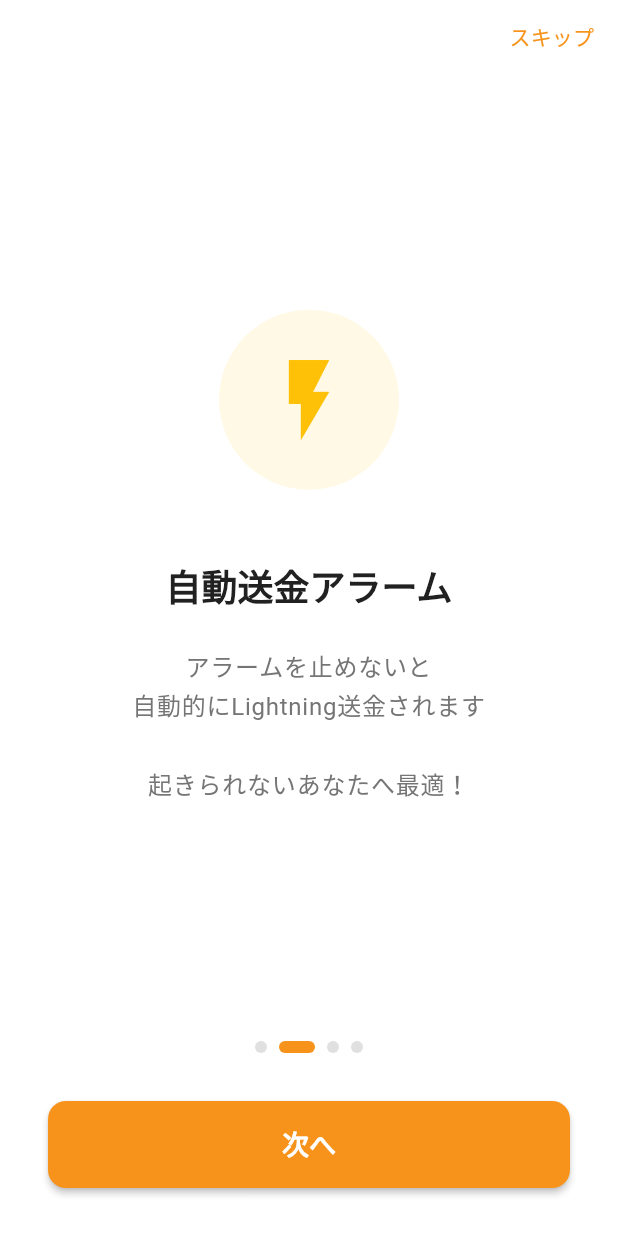
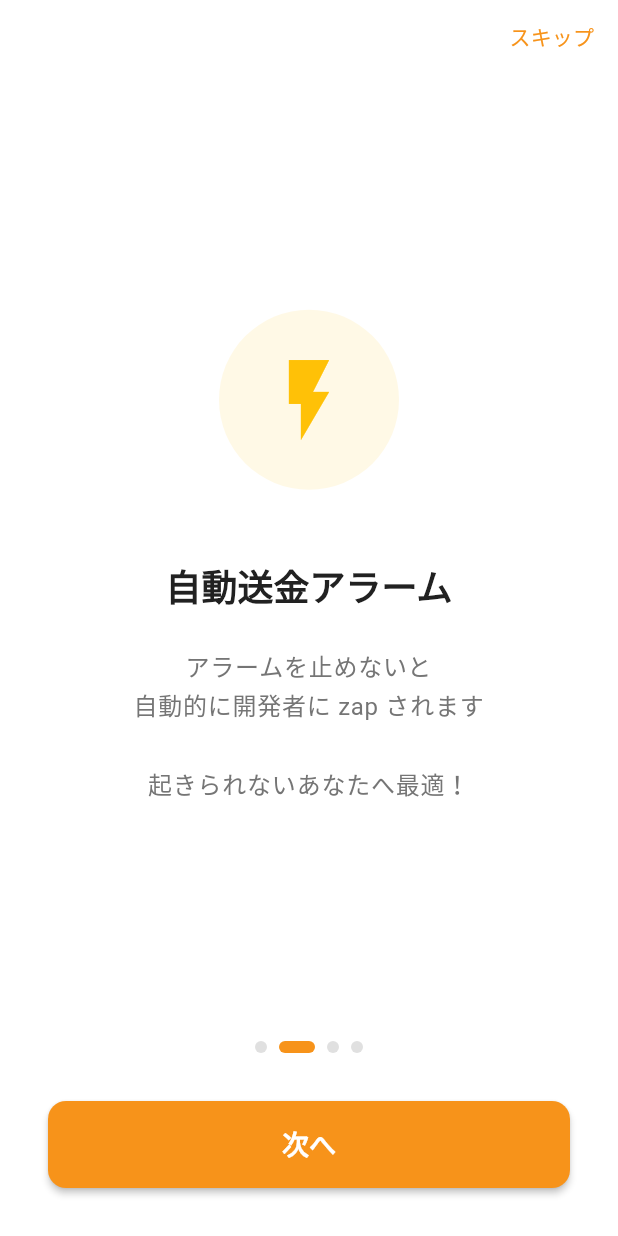
Before and after one commit to higedamc/zap_clock, a Flutter app: the screen it shows after launch, swiped to page 2, on a phone screen of 412 x 824 dp. Run offline on Flutter 3.47's test engine with Material 3 defaults, Android fonts, the phone set to English and light mode, and no system bars; our stand-ins replace flutter_riverpod, go_router, shared_preferences; missing offline and left inert: alarm, dart:ffi, flutter_rust_bridge; statements that could not run were skipped.

Commit message:
fix: onboarding

```diff
--- a/lib/screens/onboarding_screen.dart
+++ b/lib/screens/onboarding_screen.dart
@@ -21,26 +21,26 @@ class _OnboardingScreenState extends State<OnboardingScreen> {
     _OnboardingPage(
       icon: Icons.alarm,
       iconColor: AppTheme.primaryColor,
-      title: 'ZapClockへようこそ',
-      description: 'Lightning Networkを使った\n革新的なアラームアプリです',
+      title: 'ZapClock へようこそ',
+      description: 'Nostr Wallet Connect (NWC) を使った\n革新的なアラームアプリです',
     ),
     _OnboardingPage(
       icon: Icons.flash_on,
       iconColor: AppTheme.accentColor,
       title: '自動送金アラーム',
-      description: 'アラームを止めないと\n自動的にLightning送金されます\n\n起きられないあなたへ最適！',
+      description: 'アラームを止めないと\n自動的に開発者に zap されます\n\n起きられないあなたへ最適！',
     ),
     _OnboardingPage(
       icon: Icons.settings,
       iconColor: Colors.orange,
       title: '簡単設定',
-      description: '1. NWC接続を設定\n2. アラーム時刻を設定\n3. 送金額とタイムアウトを設定\n\nこれだけでOK！',
+      description: '1. NWC 接続を設定\n2. アラーム時刻を設定\n3. 送金額とタイムアウトを設定\n\nこれだけでOK！',
     ),
     _OnboardingPage(
       icon: Icons.done_all,
       iconColor: Colors.green,
       title: '準備完了',
-      description: 'さあ、ZapClockで\n規則正しい生活を始めましょう！',
+      description: 'さあ、ZapClock で\n規則正しい生活を始めましょう！',
     ),
   ];
 
```
